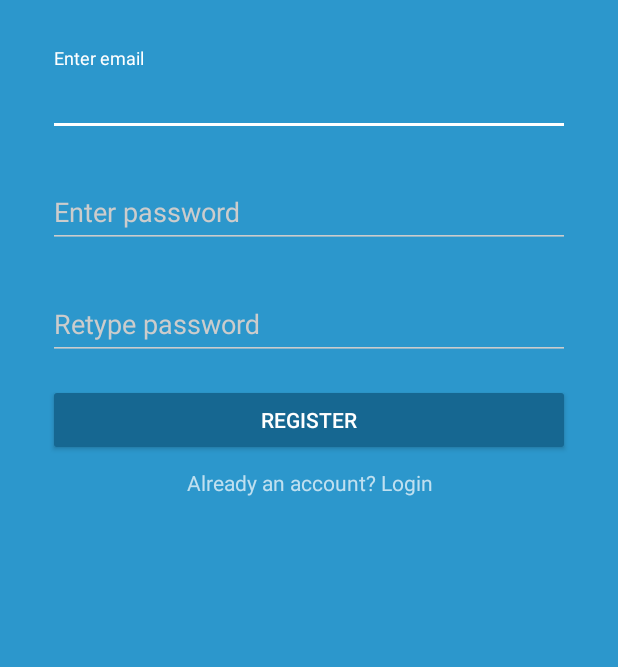
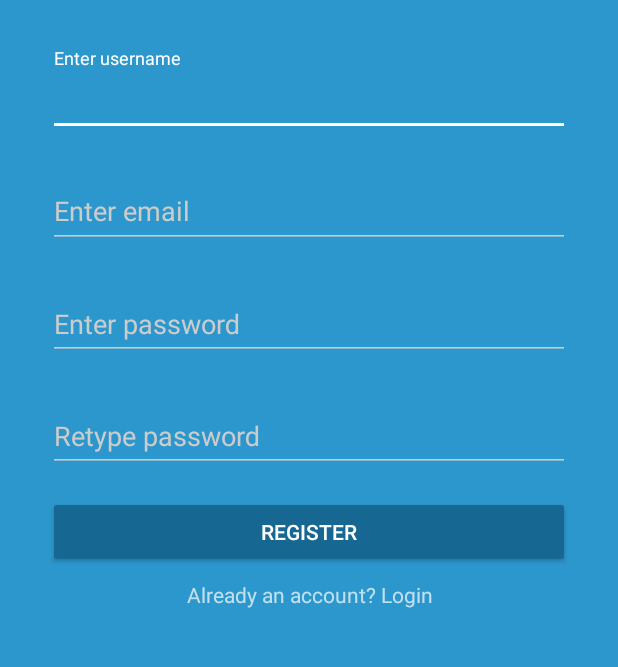
Before and after one commit to sennew/kandoeteami, an Android app: the screen it shows after launch (RegisterActivity), on a phone screen of 412 x 824 dp, the part 240-907 px from its top. Run offline under Robolectric (Android 15) with nearby library versions, the phone set to English and light mode, and no system bars; libraries missing offline, so code that uses them is left out: de.keyboardsurfer.android, retrofit.client, retrofit.converter; 4 statements that could not run were skipped.

Commit message:
validating front-end register

```diff
--- a/app/src/main/java/com/projects/wens/kandoeteami/register/RegisterContract.java
+++ b/app/src/main/java/com/projects/wens/kandoeteami/register/RegisterContract.java
@@ -1,4 +1,6 @@
 package com.projects.wens.kandoeteami.register;
+
+import android.widget.EditText;
 
 /**
  * Created by michaelkees on 28/02/16.
@@ -6,13 +8,52 @@ package com.projects.wens.kandoeteami.register;
 public interface RegisterContract {
 
     interface view {
+        /**
+         *
+         * @param message
+         */
         void showErrorMessage(String message);
+
+        /**
+         *
+         * @param message
+         */
         void showSuccessMessage(String message);
+
+        /**
+         *
+         */
         void showLoginActivity();
 
+        /**
+         *
+         * @return
+         */
         String getEmail();
+
+        /**
+         *
+         * @return
+         */
         String getPassword();
+
+        /**
+         *
+         * @return
+         */
         String getRetypePassword();
+
+        String getUsername();
+
+        /**
+         *
+         * @param message
+         */
+        void showEmailError(String message);
+
+        void showPasswordError(String message);
+
+        void showRetypePasswordError(String message);
     }
 
     interface UserActionListener {
--- a/app/src/main/res/layout/fragment_register.xml
+++ b/app/src/main/res/layout/fragment_register.xml
@@ -25,6 +25,24 @@
             android:layout_gravity="center_horizontal"
             android:layout_marginBottom="24dp"
             android:src="@drawable/kandoelogo" />
+
+        <!-- Email Label -->
+        <android.support.design.widget.TextInputLayout
+            android:layout_width="match_parent"
+            android:layout_height="wrap_content"
+            android:layout_marginBottom="8dp"
+            android:layout_marginTop="8dp">
+
+            <EditText
+                android:id="@+id/reg_username"
+                android:layout_width="fill_parent"
+                android:layout_height="48sp"
+                android:hint="@string/username_enter"
+                android:inputType="text"
+                android:paddingBottom="8dp"
+                android:paddingTop="8dp" />
+
+        </android.support.design.widget.TextInputLayout>
 
         <!-- Email Label -->
         <android.support.design.widget.TextInputLayout
--- a/app/src/main/res/values/strings.xml
+++ b/app/src/main/res/values/strings.xml
@@ -5,4 +5,5 @@
     <string name="retype_password">Retype password</string>
     <string name="password_enter">Enter password</string>
     <string name="email_enter">Enter email</string>
+    <string name="username_enter">Enter username</string>
 </resources>
```
Also changed, not shown: app/src/main/java/com/projects/wens/kandoeteami/register/RegisterFragment.java (+23 -0 lines), app/src/main/java/com/projects/wens/kandoeteami/register/RegisterPresenter.java (+27 -4 lines), app/src/main/java/com/projects/wens/kandoeteami/register/data/RegisterDTO.java (+36 -1 lines).
